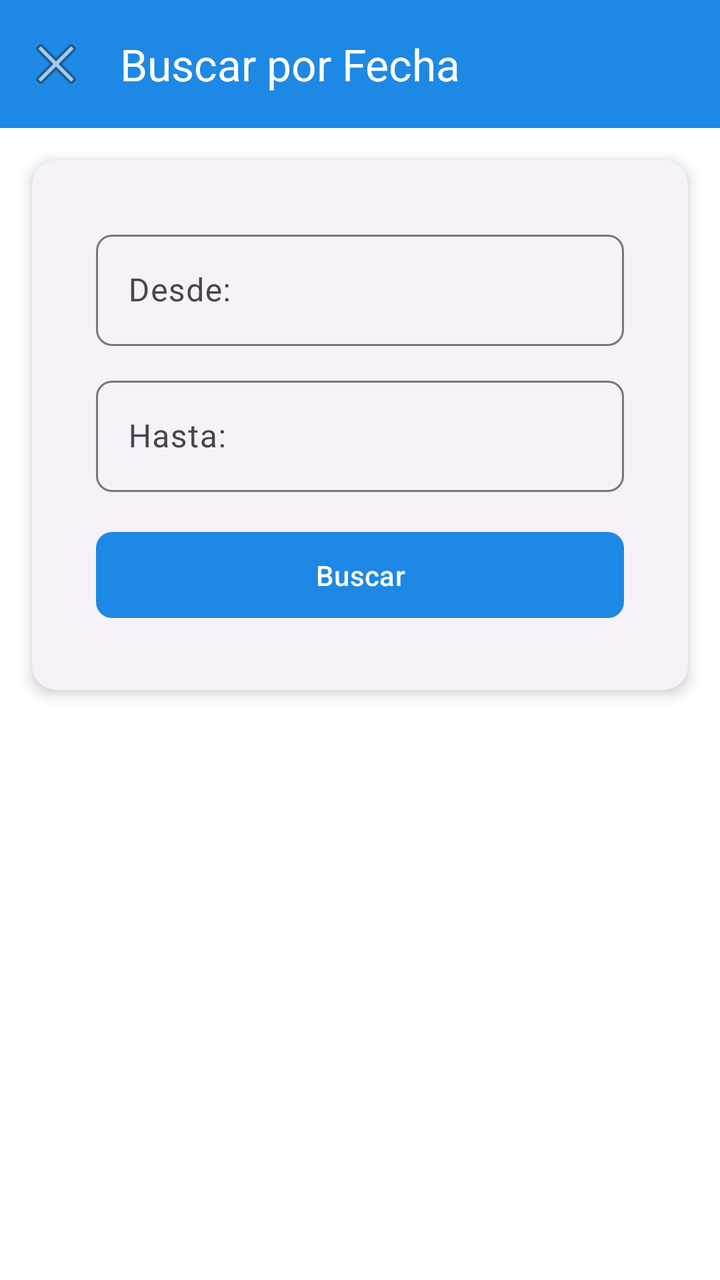
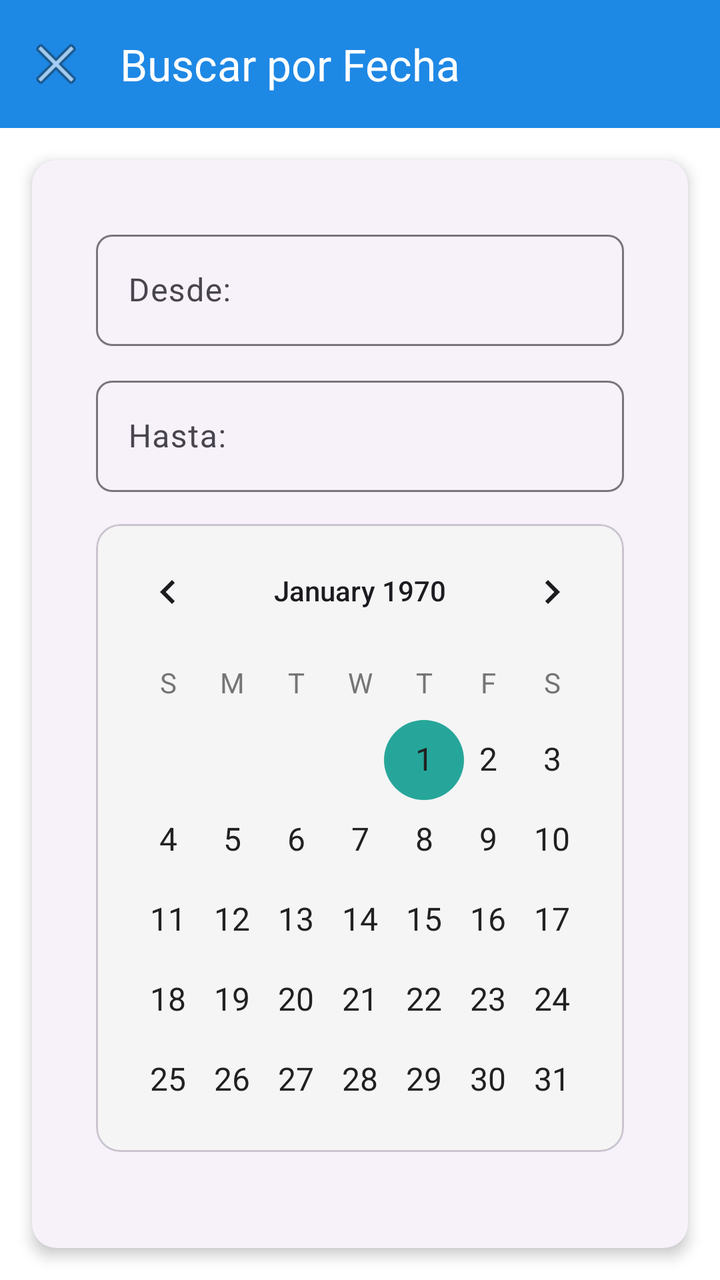

Before-and-after screenshots of an Android layout around one commit, followed by the original layout XML and the change that was made.
<!-- AndroidManifest.xml: application theme Theme.ReciboP3 -->
<!-- res/layout/activity_buscar_fecha.xml -->
<?xml version="1.0" encoding="utf-8"?>
<androidx.coordinatorlayout.widget.CoordinatorLayout
    xmlns:android="http://schemas.android.com/apk/res/android"
    xmlns:app="http://schemas.android.com/apk/res-auto"
    android:layout_width="match_parent"
    android:layout_height="match_parent">

    <com.google.android.material.appbar.AppBarLayout
        android:layout_width="match_parent"
        android:layout_height="wrap_content"
        style="@style/Widget.ReciboP3.AppBar">

        <com.google.android.material.appbar.MaterialToolbar
            android:id="@+id/toolbar"
            android:layout_width="match_parent"
            android:layout_height="?attr/actionBarSize"
            style="@style/Widget.ReciboP3.Toolbar"
            app:title="@string/buscar_titulo"
            app:navigationIcon="@android:drawable/ic_menu_close_clear_cancel" />
    </com.google.android.material.appbar.AppBarLayout>

    <LinearLayout
        android:layout_width="match_parent"
        android:layout_height="match_parent"
        android:orientation="vertical"
        app:layout_behavior="@string/appbar_scrolling_view_behavior">

        <com.google.android.material.card.MaterialCardView
            android:layout_width="match_parent"
            android:layout_height="wrap_content"
            style="@style/Widget.ReciboP3.Card"
            android:layout_margin="16dp">

            <LinearLayout
                android:layout_width="match_parent"
                android:layout_height="wrap_content"
                android:orientation="vertical"
                android:padding="16dp">

                <com.google.android.material.textfield.TextInputLayout
                    android:layout_width="match_parent"
                    android:layout_height="wrap_content"
                    android:layout_marginBottom="12dp"
                    style="@style/Widget.ReciboP3.TextInputLayout"
                    android:hint="@string/fecha_desde">

                    <com.google.android.material.textfield.TextInputEditText
                        android:id="@+id/etFechaDesde"
                        android:layout_width="match_parent"
                        android:layout_height="wrap_content"
                        android:focusable="false"
                        android:clickable="true"
                        android:inputType="none" />
                </com.google.android.material.textfield.TextInputLayout>

                <com.google.android.material.textfield.TextInputLayout
                    android:layout_width="match_parent"
                    android:layout_height="wrap_content"
                    android:layout_marginBottom="16dp"
                    style="@style/Widget.ReciboP3.TextInputLayout"
                    android:hint="@string/fecha_hasta">

                    <com.google.android.material.textfield.TextInputEditText
                        android:id="@+id/etFechaHasta"
                        android:layout_width="match_parent"
                        android:layout_height="wrap_content"
                        android:focusable="false"
                        android:clickable="true"
                        android:inputType="none" />
                </com.google.android.material.textfield.TextInputLayout>

                <com.google.android.material.button.MaterialButton
                    android:id="@+id/btnBuscar"
                    android:layout_width="match_parent"
                    android:layout_height="wrap_content"
                    android:text="@string/buscar"
                    style="@style/Widget.ReciboP3.Button" />
            </LinearLayout>
        </com.google.android.material.card.MaterialCardView>

        <androidx.recyclerview.widget.RecyclerView
            android:id="@+id/recyclerView"
            android:layout_width="match_parent"
            android:layout_height="0dp"
            android:layout_weight="1"
            android:padding="8dp" />

        <TextView
            android:id="@+id/tvEmpty"
            android:layout_width="wrap_content"
            android:layout_height="0dp"
            android:layout_weight="1"
            android:layout_gravity="center"
            android:text="@string/recibos_vacio"
            android:textAppearance="@style/TextAppearance.ReciboP3.Body"
            android:textColor="@color/text_secondary"
            android:gravity="center"
            android:visibility="gone" />
    </LinearLayout>

</androidx.coordinatorlayout.widget.CoordinatorLayout>
<!-- resources referenced by this layout -->
<resources>
  <color name="text_secondary">#757575</color>
  <string name="buscar">Buscar</string>
  <string name="buscar_titulo">Buscar por Fecha</string>
  <string name="fecha_desde">Desde:</string>
  <string name="fecha_hasta">Hasta:</string>
  <string name="recibos_vacio">No hay recibos registrados</string>
  <style name="TextAppearance.ReciboP3.Body" parent="TextAppearance.Material3.BodyMedium">
          <item name="android:textSize">16sp</item>
          <item name="android:textColor">@color/text_primary</item>
      </style>
  <style name="Widget.ReciboP3.AppBar" parent="Widget.Material3.AppBarLayout">
          <item name="android:background">@color/primary</item>
          <item name="android:elevation">4dp</item>
      </style>
  <style name="Widget.ReciboP3.Button" parent="Widget.Material3.Button">
          <item name="cornerRadius">8dp</item>
          <item name="android:textAllCaps">false</item>
          <item name="android:paddingTop">12dp</item>
          <item name="android:paddingBottom">12dp</item>
      </style>
  <style name="Widget.ReciboP3.Card" parent="Widget.Material3.CardView.Elevated">
          <item name="cardCornerRadius">12dp</item>
          <item name="cardElevation">4dp</item>
          <item name="contentPadding">16dp</item>
      </style>
  <style name="Widget.ReciboP3.TextInputLayout" parent="Widget.Material3.TextInputLayout.OutlinedBox">
          <item name="boxCornerRadiusTopStart">8dp</item>
          <item name="boxCornerRadiusTopEnd">8dp</item>
          <item name="boxCornerRadiusBottomStart">8dp</item>
          <item name="boxCornerRadiusBottomEnd">8dp</item>
      </style>
  <style name="Widget.ReciboP3.Toolbar" parent="Widget.Material3.Toolbar">
          <item name="titleTextColor">@color/white</item>
          <item name="android:background">@color/primary</item>
      </style>
  <style name="Theme.ReciboP3" parent="Theme.Material3.DayNight.NoActionBar">
          
          <item name="colorPrimary">@color/primary</item>
          <item name="colorPrimaryVariant">@color/primary_dark</item>
          <item name="colorOnPrimary">@color/on_primary</item>
          
          
          <item name="colorSecondary">@color/secondary</item>
          <item name="colorSecondaryVariant">@color/secondary_dark</item>
          <item name="colorOnSecondary">@color/on_secondary</item>
          
          
          <item name="android:colorBackground">@color/background</item>
          <item name="colorSurface">@color/surface</item>
          <item name="colorOnBackground">@color/on_background</item>
          <item name="colorOnSurface">@color/on_surface</item>
          
          
          <item name="colorError">@color/error</item>
          
          
          <item name="android:statusBarColor">@color/primary</item>
          <item name="android:windowLightStatusBar">false</item>
      </style>
  <color name="text_primary">#212121</color>
  <color name="primary">#1E88E5</color>
  <color name="white">#FFFFFF</color>
  <color name="primary_dark">#1565C0</color>
  <color name="on_primary">#FFFFFF</color>
  <color name="secondary">#26A69A</color>
  <color name="secondary_dark">#00897B</color>
  <color name="on_secondary">#FFFFFF</color>
  <color name="background">#FFFFFF</color>
  <color name="surface">#FFFFFF</color>
  <color name="on_background">#212121</color>
  <color name="on_surface">#212121</color>
  <color name="error">#F44336</color>
</resources>

<!-- the commit's change to res/layout/activity_buscar_fecha.xml (unified diff, before → after) -->
@@ -69,6 +69,23 @@
                         android:inputType="none" />
                 </com.google.android.material.textfield.TextInputLayout>
 
+                
+                <com.google.android.material.card.MaterialCardView
+                    android:layout_width="match_parent"
+                    android:layout_height="wrap_content"
+                    android:layout_marginBottom="16dp"
+                    app:cardElevation="0dp"
+                    app:cardBackgroundColor="@color/surface_variant"
+                    app:cardCornerRadius="12dp">
+
+                    <CalendarView
+                        android:id="@+id/calendarView"
+                        android:layout_width="match_parent"
+                        android:layout_height="wrap_content"
+                        android:dateTextAppearance="@style/TextAppearance.ReciboP3.Body"
+                        android:weekDayTextAppearance="@style/TextAppearance.ReciboP3.Caption" />
+                </com.google.android.material.card.MaterialCardView>
+
                 <com.google.android.material.button.MaterialButton
                     android:id="@+id/btnBuscar"
                     android:layout_width="match_parent"
<!-- resource entries referenced after the edit -->
@@ -1,5 +1,6 @@
 <!-- resources referenced by this layout -->
 <resources>
+  <color name="surface_variant">#F5F5F5</color>
   <color name="text_secondary">#757575</color>
   <string name="buscar">Buscar</string>
   <string name="buscar_titulo">Buscar por Fecha</string>
@@ -9,6 +10,10 @@
   <style name="TextAppearance.ReciboP3.Body" parent="TextAppearance.Material3.BodyMedium">
           <item name="android:textSize">16sp</item>
           <item name="android:textColor">@color/text_primary</item>
+      </style>
+  <style name="TextAppearance.ReciboP3.Caption" parent="TextAppearance.Material3.BodySmall">
+          <item name="android:textSize">14sp</item>
+          <item name="android:textColor">@color/text_secondary</item>
       </style>
   <style name="Widget.ReciboP3.AppBar" parent="Widget.Material3.AppBarLayout">
           <item name="android:background">@color/primary</item>
